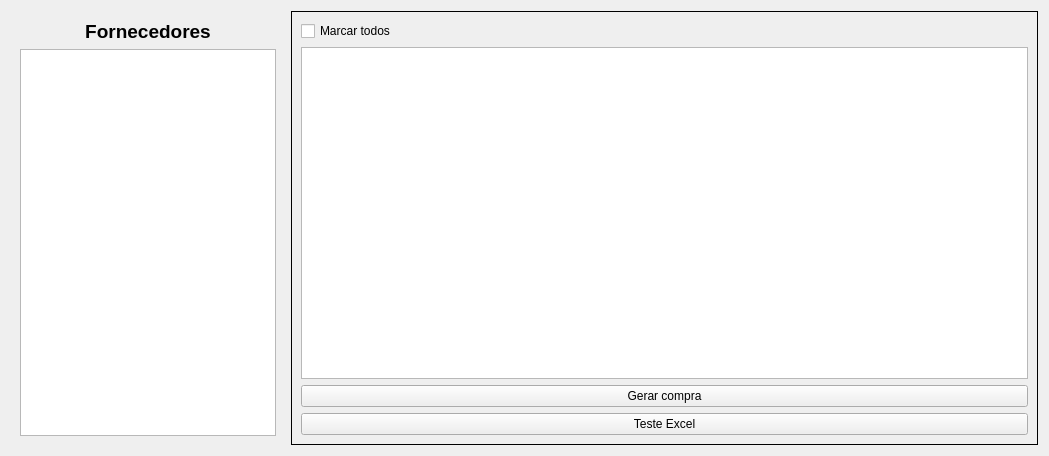
First picture: the form in ui/widgetcompragerar.ui, repository lellisls/ERP-STACCATO, before the edit.
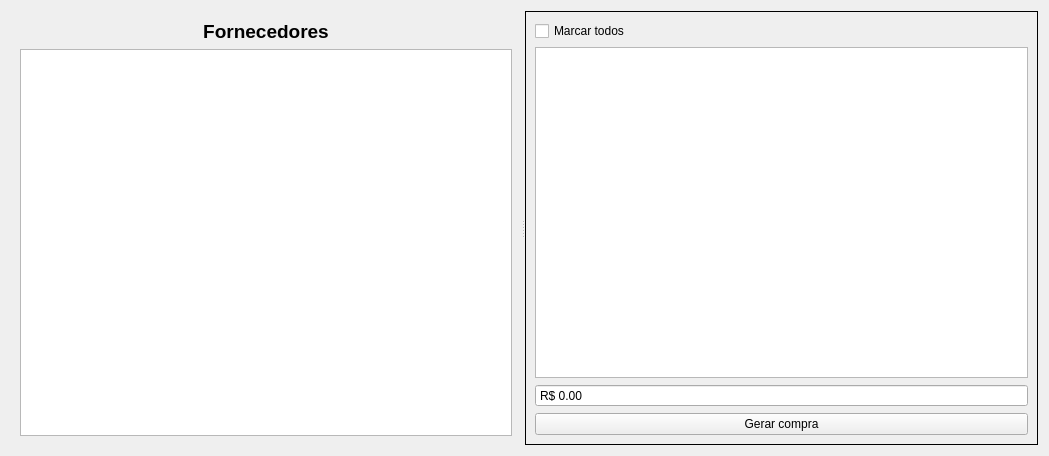
Second picture: the form after the edit. Custom widgets are drawn as their Qt base class.

```diff
--- a/ui/widgetcompragerar.ui
+++ b/ui/widgetcompragerar.ui
@@ -15,19 +15,11 @@
   </property>
   <layout class="QGridLayout" name="gridLayout">
    <item row="0" column="0">
+    <widget class="QSplitter" name="splitter">
+     <property name="orientation">
+      <enum>Qt::Horizontal</enum>
+     </property>
     <widget class="QFrame" name="frame1">
-     <property name="sizePolicy">
-      <sizepolicy hsizetype="Fixed" vsizetype="Preferred">
-       <horstretch>0</horstretch>
-       <verstretch>0</verstretch>
-      </sizepolicy>
-     </property>
-     <property name="maximumSize">
-      <size>
-       <width>300</width>
-       <height>16777215</height>
-      </size>
-     </property>
      <layout class="QGridLayout" name="gridLayout_7">
       <item row="0" column="0">
        <widget class="QLabel" name="labelCompras_10">
@@ -79,8 +71,6 @@
       </item>
      </layout>
     </widget>
-   </item>
-   <item row="0" column="1">
     <widget class="QFrame" name="frame">
      <property name="frameShape">
       <enum>QFrame::Box</enum>
@@ -89,20 +79,20 @@
       <enum>QFrame::Plain</enum>
      </property>
      <layout class="QGridLayout" name="gridLayout_2">
-      <item row="0" column="0">
-       <widget class="QCheckBox" name="checkBoxMarcarTodos">
-        <property name="text">
-         <string>Marcar todos</string>
-        </property>
-       </widget>
-      </item>
-      <item row="2" column="0">
+       <item row="3" column="0">
        <widget class="QPushButton" name="pushButtonGerarCompra">
         <property name="text">
          <string>Gerar compra</string>
         </property>
        </widget>
       </item>
+       <item row="0" column="0">
+        <widget class="QCheckBox" name="checkBoxMarcarTodos">
+         <property name="text">
+          <string>Marcar todos</string>
+         </property>
+        </widget>
+       </item>
       <item row="1" column="0">
        <widget class="TableView" name="tableProdutos">
         <property name="mouseTracking">
@@ -114,6 +104,9 @@
         <property name="alternatingRowColors">
          <bool>true</bool>
         </property>
+         <property name="selectionMode">
+          <enum>QAbstractItemView::MultiSelection</enum>
+         </property>
         <property name="selectionBehavior">
          <enum>QAbstractItemView::SelectRows</enum>
         </property>
@@ -128,14 +121,24 @@
         </attribute>
        </widget>
       </item>
-      <item row="3" column="0">
-       <widget class="QPushButton" name="pushButtonTeste">
-        <property name="text">
-         <string>Teste Excel</string>
+       <item row="2" column="0">
+        <widget class="QDoubleSpinBox" name="doubleSpinBox">
+         <property name="readOnly">
+          <bool>true</bool>
+         </property>
+         <property name="buttonSymbols">
+          <enum>QAbstractSpinBox::NoButtons</enum>
+         </property>
+         <property name="prefix">
+          <string>R$ </string>
+         </property>
+         <property name="maximum">
+          <double>999999.989999999990687</double>
         </property>
        </widget>
       </item>
      </layout>
+     </widget>
     </widget>
    </item>
   </layout>
```
Lines whose indentation alone changed are shown as unchanged.
